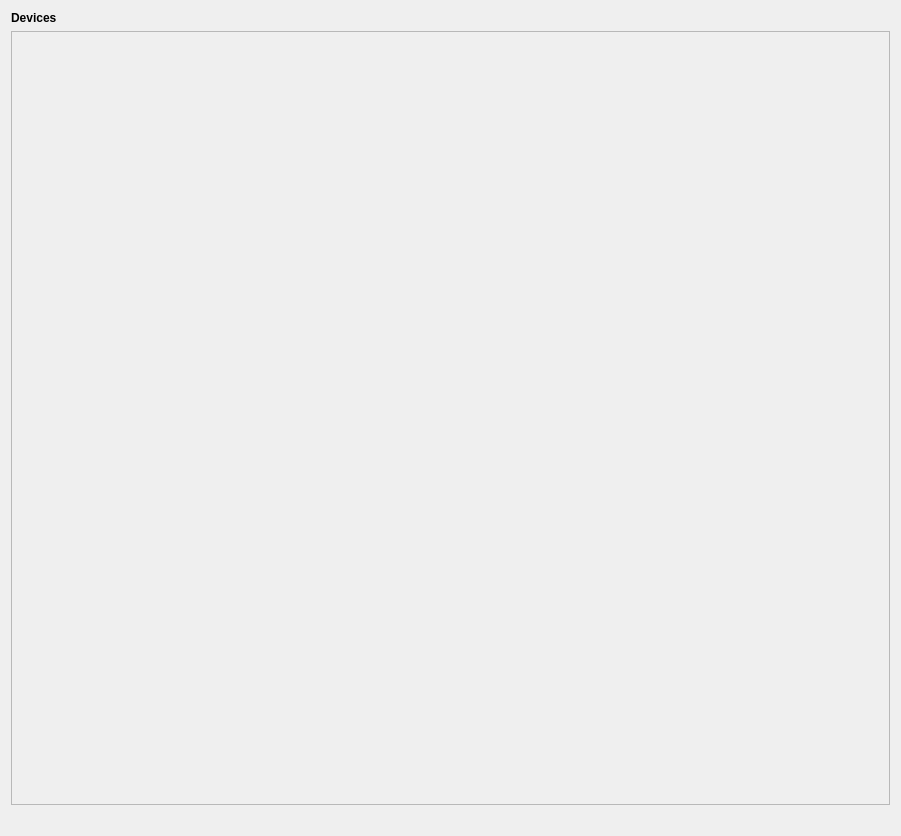
The window that SmartDotConnectWidget.ui (YCP-Rev-Metrix/BallSpinner-Controller-v2) describes before a commit, drawn with Qt 5.
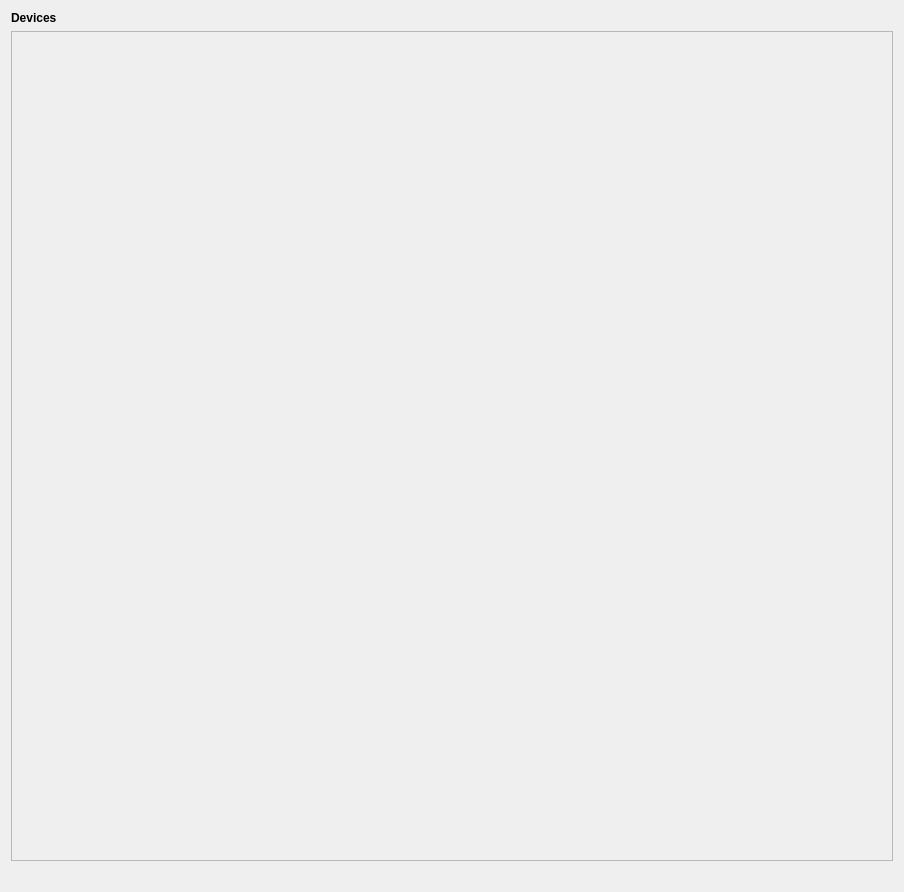
The same window after the commit.

The edit to the form file:
```diff
--- a/SmartDotConnectWidget.ui
+++ b/SmartDotConnectWidget.ui
@@ -6,8 +6,8 @@
    <rect>
     <x>0</x>
     <y>0</y>
-    <width>901</width>
-    <height>836</height>
+    <width>904</width>
+    <height>892</height>
    </rect>
   </property>
   <property name="windowTitle">
@@ -37,8 +37,8 @@
        <rect>
         <x>0</x>
         <y>0</y>
-        <width>875</width>
-        <height>760</height>
+        <width>878</width>
+        <height>816</height>
        </rect>
       </property>
      </widget>
```
